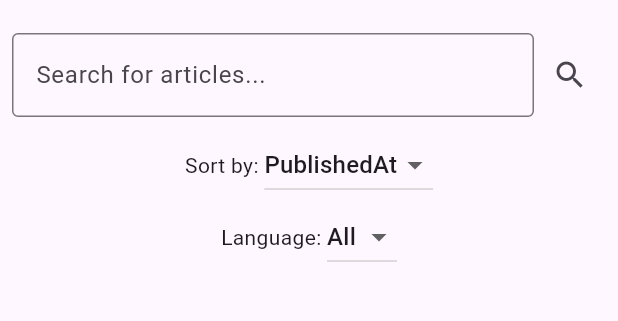
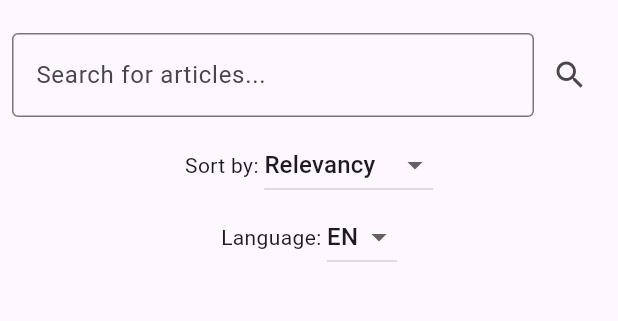
Before and after one commit to Ecruz950/NewsArticleReaderApp, a Flutter app: the screen it shows after launch, on a phone screen of 412 x 824 dp, the part 63-384 px from its top. Run offline on Flutter 3.47's test engine with Material 3 defaults, Android fonts, the phone set to English and light mode, and no system bars; our stand-ins replace shared_preferences.

```diff
--- a/news_reader_app/lib/screens/home_screen.dart
+++ b/news_reader_app/lib/screens/home_screen.dart
@@ -14,8 +14,8 @@ class HomeScreen extends StatefulWidget {
 }
 
 class _HomeScreenState extends State<HomeScreen> {
-  String _selectedSort = 'publishedAt'; // Default sort option
-  String _selectedLanguage = 'all'; // Default language
+  String _selectedSort = 'relevancy'; // Default sort option
+  String _selectedLanguage = 'en'; // Default language
   final TextEditingController _searchController =
       TextEditingController(); // Controller for search query
 
--- a/news_reader_app/lib/services/news_api_service.dart
+++ b/news_reader_app/lib/services/news_api_service.dart
@@ -4,8 +4,8 @@ import '../models/article.dart';
 
 // Service for fetching news articles from the News API
 class NewsApiService {
-  // API key for the News API (You are free to use this key for grading purposes only)
-  static const _apiKey = 'c6443acf0cbe4794aac2ff848dd98121';
+  // API key for the News API
+  static const _apiKey = ''; // Insert your api key here as a single quote string
   static const _baseUrl = 'https://newsapi.org/v2'; // Base URL for the News API
 
   // Fetches articles based on the search query, sort option, and language
```
Also changed, not shown: 2 other files.
